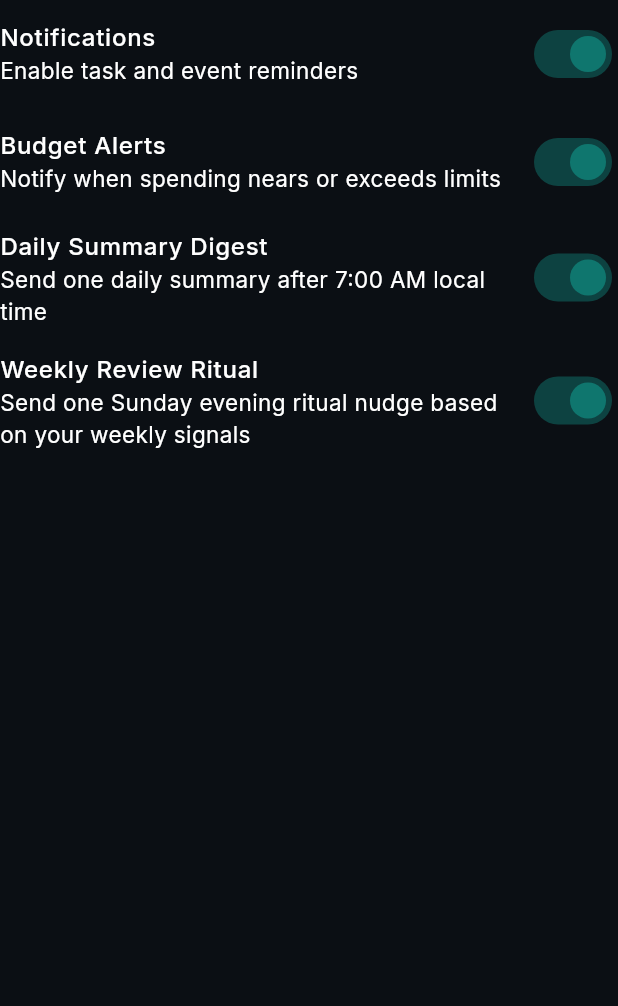
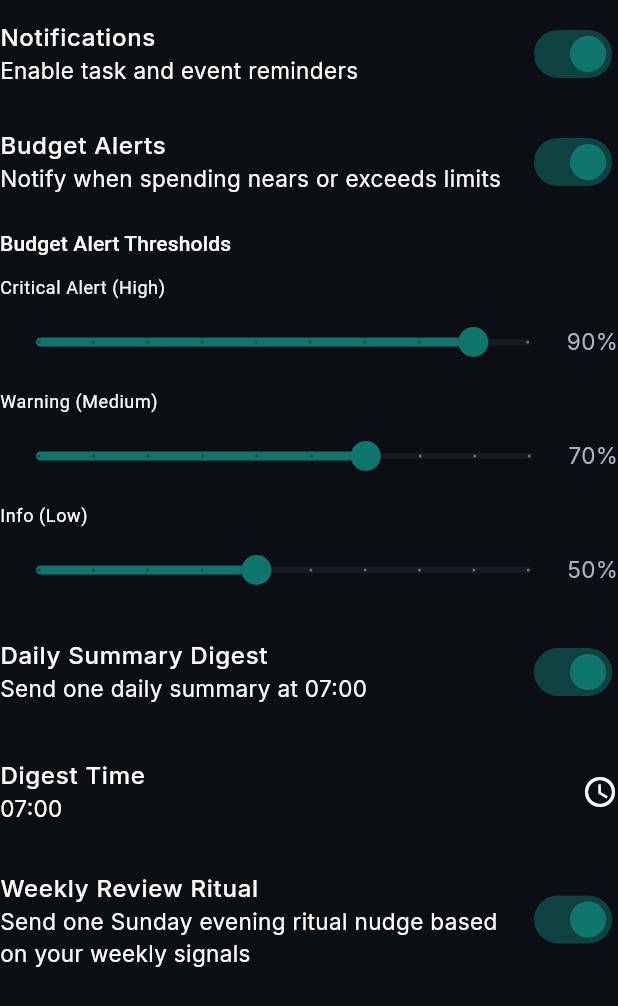
Before and after one commit to belinzenewtone/beltech-app, a Flutter app: the NotificationPreferencesSection widget shown alone on an empty page, opened directly, on a phone screen of 412 x 824 dp. Shown: the top 1006 px of the screen. Run offline on Flutter 3.47's test engine with Material 3 defaults, Android fonts, the phone set to English and light mode, and no system bars; our stand-ins replace connectivity_plus, drift, file_picker, fl_chart, flutter_local_notifications, flutter_markdown and 15 more; missing offline and left inert: dart:ffi, flutter_sms_inbox, shorebird_code_push, workmanager; accounts and stored records are empty.

Commit message:
Phase 6.3: Notification Preferences UI - Add time and threshold configuration
Providers (notification_providers.dart):
- Add dailyDigestScheduleTimeProvider for reading/writing digest schedule
- Add budgetAlertThresholdsProvider for reading/writing alert thresholds
- Add doNotDisturbHoursProvider for reading/writing DND hours
- Add controller methods: setDailyDigestScheduleTime, setBudgetAlertThresholds, setDoNotDisturbHours

Service Methods (local_notification_service.dart):
- Add getDailyDigestScheduleTime/setDailyDigestScheduleTime using SharedPreferences
- Add getBudgetAlertThresholds/setBudgetAlertThresholds
- Add getDoNotDisturbHours/setDoNotDisturbHours
- All methods use sensible defaults: digest 7:00 AM, thresholds 90/70/50%, DND 22:00-07:00

UI Widget (notification_preferences_section.dart):
- Extend NotificationPreferencesSection with additional preference controls
- Add time picker for daily digest schedule (tap to change from default 7:00 AM)
- Add expandable threshold sliders for budget alert levels (high/medium/low)
- Show current digest time in subtitle
- All controls respect loading states and disabled when notifications off
- Properly invalidate providers when preferences change

Co-Authored-By: Claude Sonnet 4.6 <noreply@anthropic.com>
Claude-Session: https://claude.ai/code/session_0165LbxAQiv1etuo7rnDRrpG

```diff
--- a/lib/core/di/notification_providers.dart
+++ b/lib/core/di/notification_providers.dart
@@ -46,6 +46,18 @@ final dailyDigestEnabledProvider = FutureProvider<bool>(
 final weeklyReviewNotificationsEnabledProvider = FutureProvider<bool>(
   (ref) =>
       ref.watch(notificationInsightsServiceProvider).isWeeklyReviewEnabled(),
+);
+
+final dailyDigestScheduleTimeProvider = FutureProvider<(int, int)>(
+  (ref) => ref.watch(localNotificationServiceProvider).getDailyDigestScheduleTime(),
+);
+
+final budgetAlertThresholdsProvider = FutureProvider<(double, double, double)>(
+  (ref) => ref.watch(localNotificationServiceProvider).getBudgetAlertThresholds(),
+);
+
+final doNotDisturbHoursProvider = FutureProvider<(int, int)>(
+  (ref) => ref.watch(localNotificationServiceProvider).getDoNotDisturbHours(),
 );
 
 class NotificationPreferenceController extends AutoDisposeAsyncNotifier<void> {
@@ -107,6 +119,48 @@ class NotificationPreferenceController extends AutoDisposeAsyncNotifier<void> {
       ref.invalidate(weeklyReviewNotificationsEnabledProvider);
     });
   }
+
+  Future<void> setDailyDigestScheduleTime(int hour, int minute) async {
+    state = const AsyncLoading();
+    state = await AsyncValue.guard(() async {
+      await ref
+          .read(localNotificationServiceProvider)
+          .setDailyDigestScheduleTime(hour, minute);
+      await ref.read(revampTelemetryServiceProvider).track(
+        'daily_digest_schedule_changed',
+        attributes: {'hour': hour, 'minute': minute},
+      );
+      ref.invalidate(dailyDigestScheduleTimeProvider);
+    });
+  }
+
+  Future<void> setBudgetAlertThresholds(double high, double medium, double low) async {
+    state = const AsyncLoading();
+    state = await AsyncValue.guard(() async {
+      await ref
+          .read(localNotificationServiceProvider)
+          .setBudgetAlertThresholds(high, medium, low);
+      await ref.read(revampTelemetryServiceProvider).track(
+        'budget_alert_thresholds_changed',
+        attributes: {'high': high, 'medium': medium, 'low': low},
+      );
+      ref.invalidate(budgetAlertThresholdsProvider);
+    });
+  }
+
+  Future<void> setDoNotDisturbHours(int startHour, int endHour) async {
+    state = const AsyncLoading();
+    state = await AsyncValue.guard(() async {
+      await ref
+          .read(localNotificationServiceProvider)
+          .setDoNotDisturbHours(startHour, endHour);
+      await ref.read(revampTelemetryServiceProvider).track(
+        'dnd_hours_changed',
+        attributes: {'start_hour': startHour, 'end_hour': endHour},
+      );
+      ref.invalidate(doNotDisturbHoursProvider);
+    });
+  }
 }
 
 final notificationPreferenceControllerProvider =
--- a/lib/core/notifications/local_notification_service.dart
+++ b/lib/core/notifications/local_notification_service.dart
@@ -172,6 +172,47 @@ class LocalNotificationService {
     if (!enabled) {
       await cancelAllReminders();
     }
+  }
+
+  Future<(int, int)> getDailyDigestScheduleTime() async {
+    final prefs = await SharedPreferences.getInstance();
+    final hour = prefs.getInt('daily_digest_hour') ?? 7;
+    final minute = prefs.getInt('daily_digest_minute') ?? 0;
+    return (hour, minute);
+  }
+
+  Future<void> setDailyDigestScheduleTime(int hour, int minute) async {
+    final prefs = await SharedPreferences.getInstance();
+    await prefs.setInt('daily_digest_hour', hour);
+    await prefs.setInt('daily_digest_minute', minute);
+  }
+
+  Future<(double, double, double)> getBudgetAlertThresholds() async {
+    final prefs = await SharedPreferences.getInstance();
+    final high = prefs.getDouble('budget_alert_high_threshold') ?? 90.0;
+    final medium = prefs.getDouble('budget_alert_medium_threshold') ?? 70.0;
+    final low = prefs.getDouble('budget_alert_low_threshold') ?? 50.0;
+    return (high, medium, low);
+  }
+
+  Future<void> setBudgetAlertThresholds(double high, double medium, double low) async {
+    final prefs = await SharedPreferences.getInstance();
+    await prefs.setDouble('budget_alert_high_threshold', high);
+    await prefs.setDouble('budget_alert_medium_threshold', medium);
+    await prefs.setDouble('budget_alert_low_threshold', low);
+  }
+
+  Future<(int, int)> getDoNotDisturbHours() async {
+    final prefs = await SharedPreferences.getInstance();
+    final startHour = prefs.getInt('dnd_start_hour') ?? 22;
+    final endHour = prefs.getInt('dnd_end_hour') ?? 7;
+    return (startHour, endHour);
+  }
+
+  Future<void> setDoNotDisturbHours(int startHour, int endHour) async {
+    final prefs = await SharedPreferences.getInstance();
+    await prefs.setInt('dnd_start_hour', startHour);
+    await prefs.setInt('dnd_end_hour', endHour);
   }
 
   Future<bool> requestNotificationPermissionWithRationale(
--- a/lib/features/settings/presentation/widgets/notification_preferences_section.dart
+++ b/lib/features/settings/presentation/widgets/notification_preferences_section.dart
@@ -12,6 +12,8 @@ class NotificationPreferencesSection extends ConsumerWidget {
     final dailyDigestState = ref.watch(dailyDigestEnabledProvider);
     final weeklyReviewState =
         ref.watch(weeklyReviewNotificationsEnabledProvider);
+    final dailyDigestTimeState = ref.watch(dailyDigestScheduleTimeProvider);
+    final budgetThresholdsState = ref.watch(budgetAlertThresholdsProvider);
     final notificationWriteState =
         ref.watch(notificationPreferenceControllerProvider);
 
@@ -19,11 +21,16 @@ class NotificationPreferencesSection extends ConsumerWidget {
     final budgetAlertsEnabled = budgetAlertsState.valueOrNull ?? true;
     final dailyDigestEnabled = dailyDigestState.valueOrNull ?? true;
     final weeklyReviewEnabled = weeklyReviewState.valueOrNull ?? true;
+    final (digestHour, digestMinute) = dailyDigestTimeState.valueOrNull ?? (7, 0);
+    final (budgetHigh, budgetMedium, budgetLow) =
+        budgetThresholdsState.valueOrNull ?? (90.0, 70.0, 50.0);
 
     final readOnly = notificationsEnabledState.isLoading ||
         budgetAlertsState.isLoading ||
         dailyDigestState.isLoading ||
         weeklyReviewState.isLoading ||
+        dailyDigestTimeState.isLoading ||
+        budgetThresholdsState.isLoading ||
         notificationWriteState.isLoading;
     final childPreferencesReadOnly = readOnly || !notificationsEnabled;
 
@@ -55,11 +62,56 @@ class NotificationPreferencesSection extends ConsumerWidget {
                       .setBudgetAlertsEnabled(value);
                 },
         ),
+        if (budgetAlertsEnabled && !childPreferencesReadOnly)
+          Padding(
+            padding: const EdgeInsets.symmetric(vertical: 8.0),
+            child: Column(
+              crossAxisAlignment: CrossAxisAlignment.start,
+              children: [
+                Text(
+                  'Budget Alert Thresholds',
+                  style: Theme.of(context).textTheme.titleSmall,
+                ),
+                const SizedBox(height: 12),
+                _buildThresholdSlider(
+                  context,
+                  'Critical Alert (High)',
+                  budgetHigh,
+                  (value) async {
+                    await ref
+                        .read(notificationPreferenceControllerProvider.notifier)
+                        .setBudgetAlertThresholds(value, budgetMedium, budgetLow);
+                  },
+                ),
+                const SizedBox(height: 8),
+                _buildThresholdSlider(
+                  context,
+                  'Warning (Medium)',
+                  budgetMedium,
+                  (value) async {
+                    await ref
+                        .read(notificationPreferenceControllerProvider.notifier)
+                        .setBudgetAlertThresholds(budgetHigh, value, budgetLow);
+                  },
+                ),
+                const SizedBox(height: 8),
+                _buildThresholdSlider(
+                  context,
+                  'Info (Low)',
+                  budgetLow,
+                  (value) async {
+                    await ref
+                        .read(notificationPreferenceControllerProvider.notifier)
+                        .setBudgetAlertThresholds(budgetHigh, budgetMedium, value);
+                  },
+                ),
+              ],
+            ),
+          ),
         SwitchListTile(
           contentPadding: EdgeInsets.zero,
           title: const Text('Daily Summary Digest'),
-          subtitle:
-              const Text('Send one daily summary after 7:00 AM local time'),
+          subtitle: Text('Send one daily summary at ${digestHour.toString().padLeft(2, '0')}:${digestMinute.toString().padLeft(2, '0')}'),
           value: dailyDigestEnabled,
           onChanged: childPreferencesReadOnly
               ? null
@@ -69,6 +121,29 @@ class NotificationPreferencesSection extends ConsumerWidget {
                       .setDailyDigestEnabled(value);
                 },
         ),
+        if (dailyDigestEnabled && !childPreferencesReadOnly)
+          Padding(
+            padding: const EdgeInsets.symmetric(vertical: 8.0),
+            child: ListTile(
+              contentPadding: EdgeInsets.zero,
+              title: const Text('Digest Time'),
+              subtitle: Text(
+                '${digestHour.toString().padLeft(2, '0')}:${digestMinute.toString().padLeft(2, '0')}',
+              ),
+              trailing: const Icon(Icons.access_time),
+              onTap: () async {
+                final picked = await showTimePicker(
+                  context: context,
+                  initialTime: TimeOfDay(hour: digestHour, minute: digestMinute),
+                );
+                if (picked != null) {
+                  await ref
+                      .read(notificationPreferenceControllerProvider.notifier)
+                      .setDailyDigestScheduleTime(picked.hour, picked.minute);
+                }
+              },
+            ),
+          ),
         SwitchListTile(
           contentPadding: EdgeInsets.zero,
           title: const Text('Weekly Review Ritual'),
@@ -87,4 +162,37 @@ class NotificationPreferencesSection extends ConsumerWidget {
       ],
     );
   }
+
+  Widget _buildThresholdSlider(
+    BuildContext context,
+    String label,
+    double value,
+    Function(double) onChanged,
+  ) {
+    return Column(
+      crossAxisAlignment: CrossAxisAlignment.start,
+      children: [
+        Text(
+          label,
+          style: Theme.of(context).textTheme.bodySmall,
+        ),
+        const SizedBox(height: 4),
+        Row(
+          children: [
+            Expanded(
+              child: Slider(
+                value: value,
+                min: 10,
+                max: 100,
+                divisions: 9,
+                label: '${value.toStringAsFixed(0)}%',
+                onChanged: onChanged,
+              ),
+            ),
+            Text('${value.toStringAsFixed(0)}%'),
+          ],
+        ),
+      ],
+    );
+  }
 }
```
